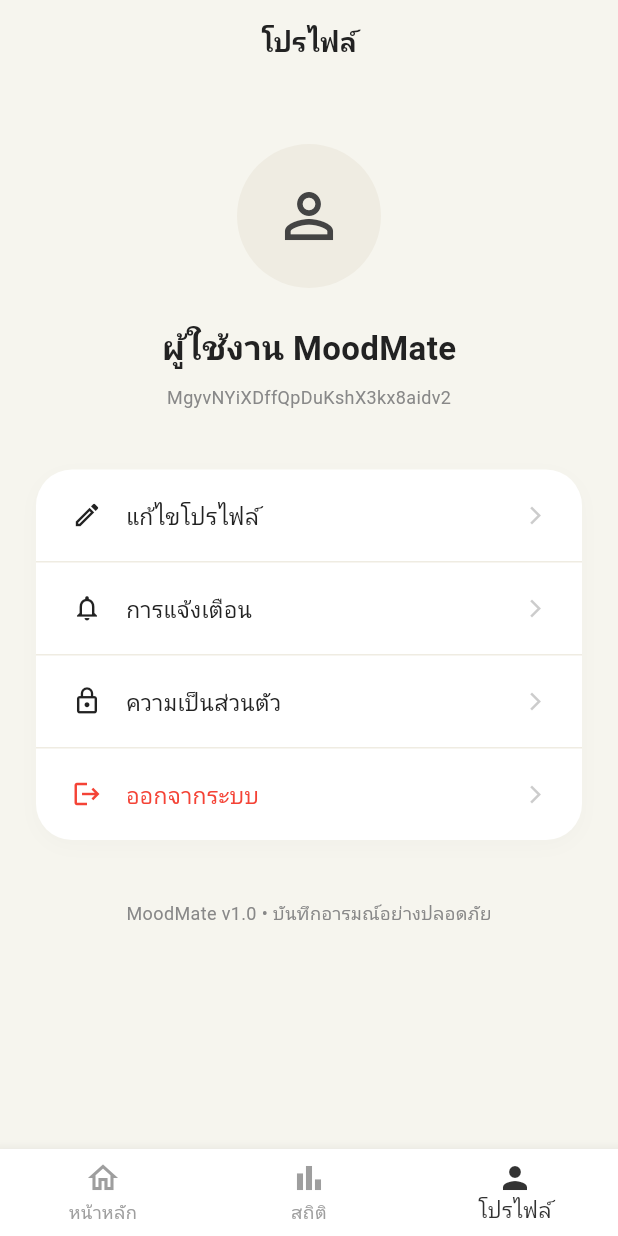
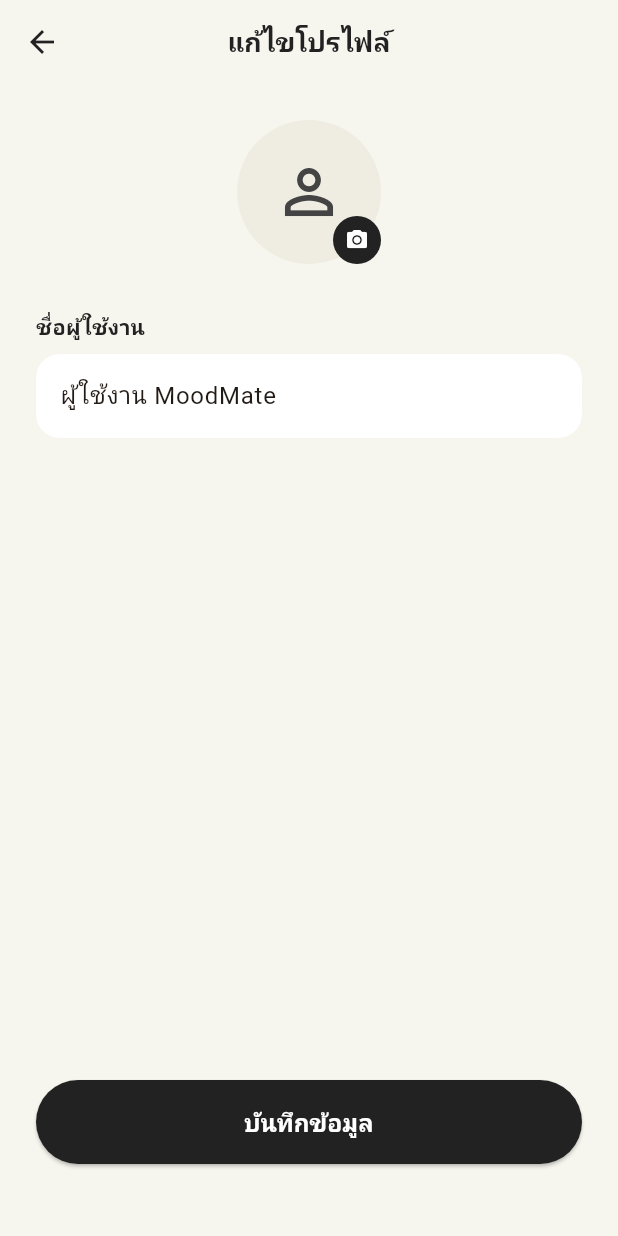
Before and after one commit to Tanawatkub/MoodMate, a Flutter app: the screen it shows once a user with an empty profile is signed in, item 3 of the bottom bar chosen, after a tap on "แก้ไขโปรไฟล์", on a phone screen of 412 x 824 dp. Run offline on Flutter 3.47's test engine with Material 3 defaults, Android fonts, the phone set to English and light mode, and no system bars; our stand-ins replace cloud_firestore, firebase_auth, firebase_core; accounts and stored records are empty.

Commit message:
fix: update profile navigation, remove signup step label, and merge main

```diff
--- /dev/null
+++ b/lib/features/profile/edit_profile_screen.dart
@@ -0,0 +1,90 @@
+import 'package:flutter/material.dart';
+import '../../app_dependencies.dart';
+
+class EditProfileScreen extends StatefulWidget {
+  final AppDependencies dependencies;
+  const EditProfileScreen({super.key, required this.dependencies});
+
+  @override
+  State<EditProfileScreen> createState() => _EditProfileScreenState();
+}
+
+class _EditProfileScreenState extends State<EditProfileScreen> {
+  final TextEditingController _nameController = TextEditingController(text: "ผู้ใช้งาน MoodMate");
+
+  @override
+  void dispose() {
+    _nameController.dispose();
+    super.dispose();
+  }
+
+  @override
+  Widget build(BuildContext context) {
+    return Scaffold(
+      backgroundColor: const Color(0xFFF6F5EE),
+      appBar: AppBar(
+        backgroundColor: Colors.transparent,
+        elevation: 0,
+        leading: IconButton(
+          icon: const Icon(Icons.arrow_back, color: Color(0xFF222222)),
+          onPressed: () => Navigator.pop(context),
+        ),
+        title: const Text('แก้ไขโปรไฟล์', style: TextStyle(fontSize: 18, fontWeight: FontWeight.bold, color: Color(0xFF222222))),
+        centerTitle: true,
+      ),
+      body: Padding(
+        padding: const EdgeInsets.all(24.0),
+        child: Column(
+          crossAxisAlignment: CrossAxisAlignment.start,
+          children: [
+            Center(
+              child: Stack(
+                children: [
+                  Container(
+                    width: 96, height: 96,
+                    decoration: const BoxDecoration(color: Color(0xFFEFECE2), shape: BoxShape.circle),
+                    child: const Icon(Icons.person_outline, size: 48, color: Color(0xFF444444)),
+                  ),
+                  Positioned(
+                    bottom: 0, right: 0,
+                    child: Container(
+                      padding: const EdgeInsets.all(8),
+                      decoration: const BoxDecoration(color: Color(0xFF222222), shape: BoxShape.circle),
+                      child: const Icon(Icons.camera_alt, size: 16, color: Colors.white),
+                    ),
+                  ),
+                ],
+              ),
+            ),
+            const SizedBox(height: 32),
+            const Text('ชื่อผู้ใช้งาน', style: TextStyle(fontSize: 14, fontWeight: FontWeight.bold, color: Color(0xFF222222))),
+            const SizedBox(height: 8),
+            TextFormField(
+              controller: _nameController,
+              decoration: InputDecoration(
+                filled: true, fillColor: Colors.white,
+                border: OutlineInputBorder(borderRadius: BorderRadius.circular(16), borderSide: BorderSide.none),
+              ),
+            ),
+            const Spacer(),
+            SizedBox(
+              width: double.infinity, height: 56,
+              child: ElevatedButton(
+                onPressed: () {
+                  // ส่งชื่อที่ถูกแก้ไขกลับไปให้หน้าก่อนหน้า
+                  Navigator.pop(context, _nameController.text);
+                },
+                style: ElevatedButton.styleFrom(
+                  backgroundColor: const Color(0xFF222222),
+                  shape: RoundedRectangleBorder(borderRadius: BorderRadius.circular(28)),
+                ),
+                child: const Text('บันทึกข้อมูล', style: TextStyle(fontSize: 16, color: Colors.white, fontWeight: FontWeight.bold)),
+              ),
+            ),
+            const SizedBox(height: 24),
+          ],
+        ),
+      ),
+    );
+  }
+}
--- a/lib/features/profile/profile_screen.dart
+++ b/lib/features/profile/profile_screen.dart
@@ -1,6 +1,7 @@
 import 'package:flutter/material.dart';
 import '../../app_dependencies.dart';
-// import 'edit_profile_screen.dart'; // อย่าลืม import หน้าแก้ไขโปรไฟล์ของคุณตรงนี้
+import '../auth/login_screen.dart';
+import 'edit_profile_screen.dart';
 
 class ProfileScreen extends StatefulWidget {
   final AppDependencies dependencies;
@@ -11,25 +12,17 @@
 }
 
 class _ProfileScreenState extends State<ProfileScreen> {
-  String userName = "ผู้ใช้งาน MoodMate"; // ตัวแปรเก็บชื่อ
-  String userId = "MgyvNYiXDffQpDuKshX3kx8aidv2"; // ตัวแปรเก็บ ID
+  String userName = "ผู้ใช้งาน MoodMate";
+  String userId = "MgyvNYiXDffQpDuKshX3kx8aldv2";
 
   @override
   void initState() {
     super.initState();
-    _loadUserData(); // โหลดข้อมูลครั้งแรกตอนเปิดหน้า
+    _loadUserData();
   }
 
-  // ฟังก์ชันจำลองการโหลดข้อมูลล่าสุด (ถ้ามี Firebase ให้ดึงจาก Firebase ตรงนี้)
   Future<void> _loadUserData() async {
-    // ตัวอย่างการดึงข้อมูล:
-    // final user = FirebaseAuth.instance.currentUser;
-    // await user?.reload();
-    // userName = user?.displayName ?? "ผู้ใช้งาน MoodMate";
-
-    setState(() {
-      // อัปเดตข้อมูลบนหน้าจอ
-    });
+    // ในอนาคตจะดึงข้อมูลจาก Firebase ตรงนี้
   }
 
   @override
@@ -55,6 +48,7 @@
               ),
             ),
             const SizedBox(height: 24),
+            // ชื่อตรงนี้จะเปลี่ยนไปตามตัวแปร userName
             Text(userName, style: const TextStyle(fontSize: 22, fontWeight: FontWeight.bold, color: Color(0xFF222222))),
             const SizedBox(height: 8),
             Text(userId, style: const TextStyle(fontSize: 12, color: Color(0xFF888888))),
@@ -64,7 +58,7 @@
               decoration: BoxDecoration(
                 color: Colors.white,
                 borderRadius: BorderRadius.circular(24),
-                boxShadow: [BoxShadow(color: Colors.black.withOpacity(0.02), blurRadius: 10, offset: const Offset(0, 4))],
+                boxShadow: [BoxShadow(color: Colors.black.withValues(alpha: 0.02), blurRadius: 10, offset: const Offset(0, 4))],
               ),
               child: Column(
                 children: [
@@ -72,14 +66,20 @@
                     icon: Icons.edit_outlined,
                     title: 'แก้ไขโปรไฟล์',
                     onTap: () async {
-                      // สมมติว่าเปิดหน้า EditProfileScreen
-                      /*
-                      await Navigator.push(
+                      // รอรับค่าชื่อใหม่ที่ส่งกลับมาจากหน้า EditProfileScreen
+                      final result = await Navigator.push(
                         context,
-                        MaterialPageRoute(builder: (context) => EditProfileScreen(dependencies: widget.dependencies)),
+                        MaterialPageRoute(
+                          builder: (context) => EditProfileScreen(dependencies: widget.dependencies),
+                        ),
                       );
-                      */
-                      // รอจนแก้ข้อมูลเสร็จ พอกลับมาหน้านี้ จะโหลดข้อมูลชื่อล่าสุดมาแสดงใหม่
+
+                      // ถ้ามีค่าส่งกลับมา (ไม่เป็น null) และมีข้อความ ให้เปลี่ยนชื่อบนจอ
+                      if (result != null && result is String && result.isNotEmpty) {
+                        setState(() {
+                          userName = result;
+                        });
+                      }
                       await _loadUserData();
                     }
                   ),
@@ -88,7 +88,20 @@
                   const Divider(height: 1, color: Color(0xFFEFECE2)),
                   _buildMenuRow(icon: Icons.lock_outline, title: 'ความเป็นส่วนตัว', onTap: () {}),
                   const Divider(height: 1, color: Color(0xFFEFECE2)),
-                  _buildMenuRow(icon: Icons.logout, title: 'ออกจากระบบ', color: Colors.red, onTap: () {}),
+                  _buildMenuRow(
+                    icon: Icons.logout,
+                    title: 'ออกจากระบบ',
+                    color: Colors.red,
+                    onTap: () {
+                      Navigator.pushAndRemoveUntil(
+                        context,
+                        MaterialPageRoute(
+                          builder: (context) => LoginScreen(dependencies: widget.dependencies),
+                        ),
+                        (route) => false,
+                      );
+                    }
+                  ),
                 ],
               ),
             ),
```
Also changed, not shown: lib/features/auth/signup_screen.dart (+97 -93 lines).
